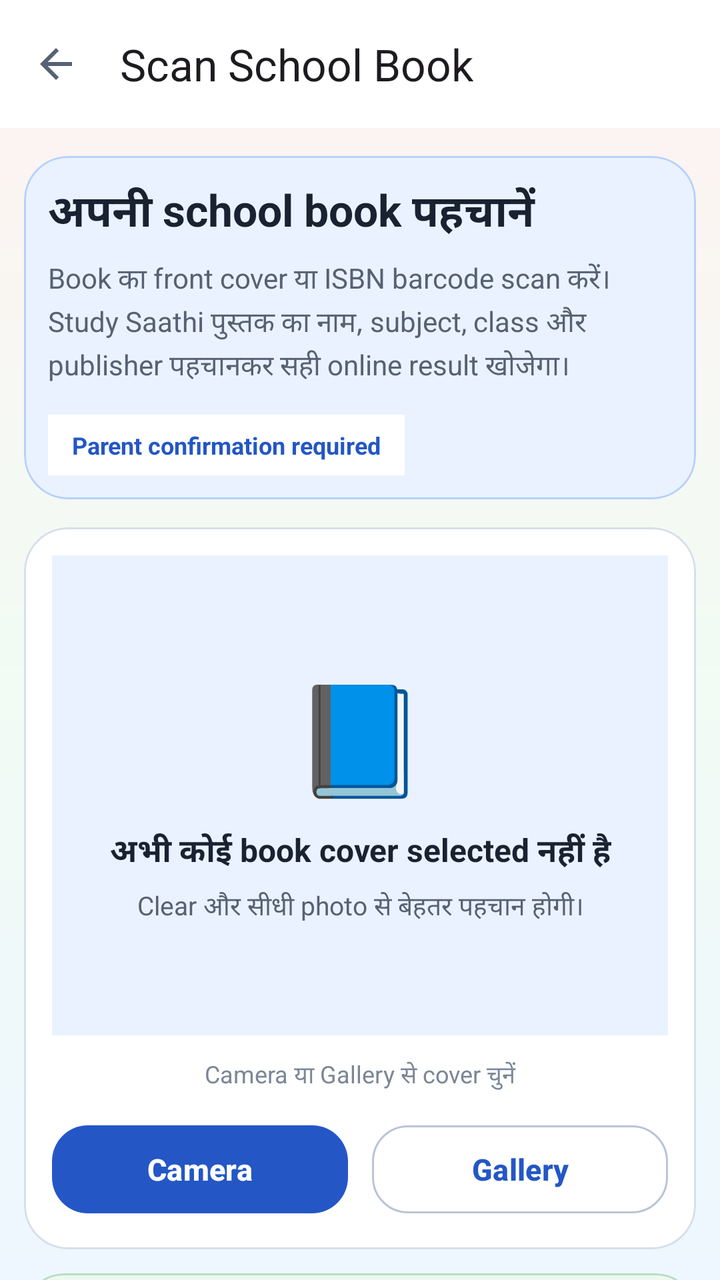
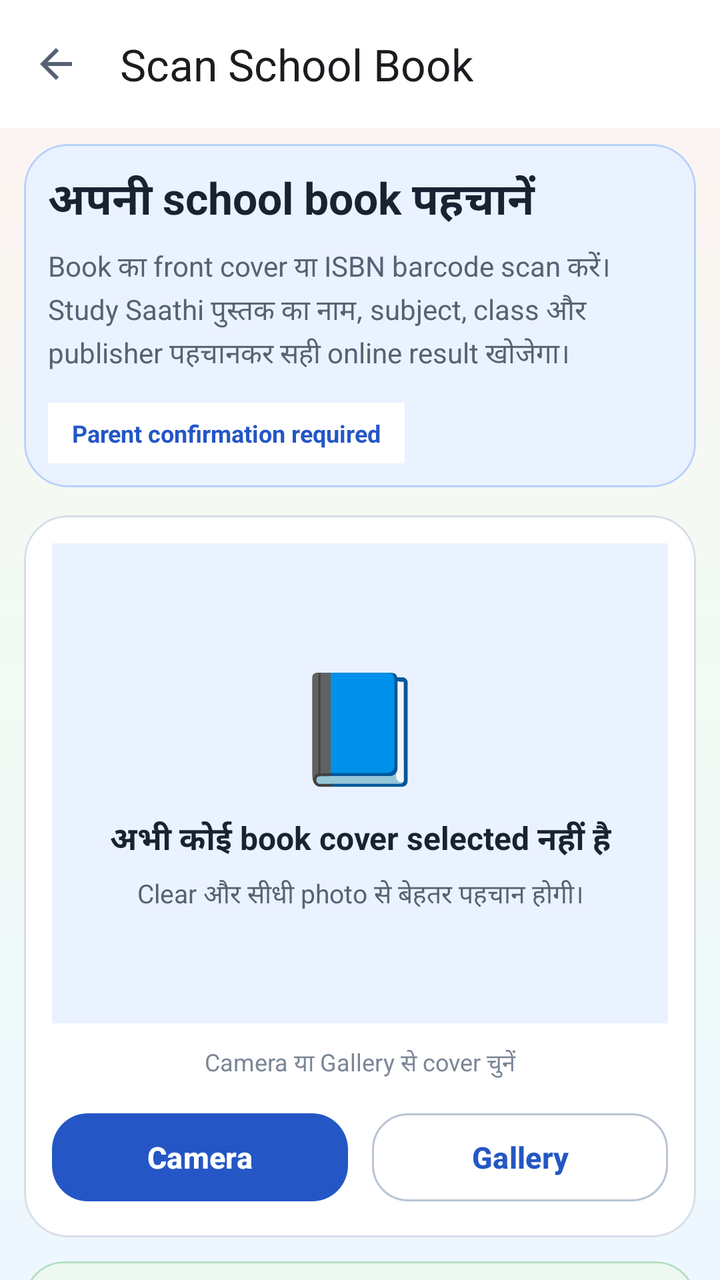

An Android layout rendered at two revisions. The XML below is the earlier revision; the diff shows what the commit changed to produce the second picture.
<!-- AndroidManifest.xml: application theme Theme.StudySaathi -->
<!-- res/layout/activity_book_cover_scan.xml -->
<?xml version="1.0" encoding="utf-8"?>
<androidx.coordinatorlayout.widget.CoordinatorLayout
    xmlns:android="http://schemas.android.com/apk/res/android"
    xmlns:app="http://schemas.android.com/apk/res-auto"
    android:id="@+id/bookCoverScanRoot"
    android:layout_width="match_parent"
    android:layout_height="match_parent"
    android:background="@drawable/bg_app_soft_mix">

    <androidx.core.widget.NestedScrollView
        android:id="@+id/scrollBookCoverScan"
        android:layout_width="match_parent"
        android:layout_height="match_parent"
        android:clipToPadding="false"
        android:fillViewport="true"
        android:overScrollMode="never">

        <LinearLayout
            android:id="@+id/contentBookCoverScan"
            android:layout_width="match_parent"
            android:layout_height="wrap_content"
            android:orientation="vertical"
            android:paddingBottom="12dp">

            <com.google.android.material.appbar.MaterialToolbar
                android:id="@+id/toolbarBookCoverScan"
                android:layout_width="match_parent"
                android:layout_height="?attr/actionBarSize"
                android:background="@color/ss_surface"
                app:navigationIcon="@drawable/ic_arrow_back"
                app:title="Scan School Book"
                app:titleCentered="false" />

            <LinearLayout
                android:layout_width="match_parent"
                android:layout_height="wrap_content"
                android:orientation="vertical"
                android:paddingStart="12dp"
                android:paddingTop="14dp"
                android:paddingEnd="12dp">

                <com.google.android.material.card.MaterialCardView
                    android:layout_width="match_parent"
                    android:layout_height="wrap_content"
                    app:cardBackgroundColor="@color/ss_blue_soft"
                    app:cardCornerRadius="22dp"
                    app:cardElevation="0dp"
                    app:strokeColor="@color/ss_blue_border"
                    app:strokeWidth="1dp">

                    <LinearLayout
                        android:layout_width="match_parent"
                        android:layout_height="wrap_content"
                        android:orientation="vertical"
                        android:padding="12dp">

                        <TextView
                            android:layout_width="match_parent"
                            android:layout_height="wrap_content"
                            android:fontFamily="sans-serif-rounded"
                            android:text="अपनी school book पहचानें"
                            android:textColor="@color/ss_text_primary"
                            android:textSize="22sp"
                            android:textStyle="bold" />

                        <TextView
                            android:layout_width="match_parent"
                            android:layout_height="wrap_content"
                            android:layout_marginTop="7dp"
                            android:lineSpacingExtra="3dp"
                            android:text="Book का front cover या ISBN barcode scan करें। Study Saathi पुस्तक का नाम, subject, class और publisher पहचानकर सही online result खोजेगा।"
                            android:textColor="@color/ss_text_secondary"
                            android:textSize="14sp" />

                        <TextView
                            android:layout_width="wrap_content"
                            android:layout_height="wrap_content"
                            android:layout_marginTop="14dp"
                            android:background="@color/ss_surface"
                            android:paddingStart="12dp"
                            android:paddingTop="7dp"
                            android:paddingEnd="12dp"
                            android:paddingBottom="7dp"
                            android:text="Parent confirmation required"
                            android:textColor="@color/ss_primary"
                            android:textSize="12sp"
                            android:textStyle="bold" />

                    </LinearLayout>

                </com.google.android.material.card.MaterialCardView>

                <com.google.android.material.card.MaterialCardView
                    android:id="@+id/cardBookCoverPreview"
                    android:layout_width="match_parent"
                    android:layout_height="wrap_content"
                    android:layout_marginTop="14dp"
                    app:cardBackgroundColor="@color/ss_surface"
                    app:cardCornerRadius="22dp"
                    app:cardElevation="0dp"
                    app:strokeColor="@color/ss_outline"
                    app:strokeWidth="1dp">

                    <LinearLayout
                        android:layout_width="match_parent"
                        android:layout_height="wrap_content"
                        android:gravity="center"
                        android:orientation="vertical"
                        android:padding="14dp">

                        <FrameLayout
                            android:id="@+id/containerBookCoverPreview"
                            android:layout_width="match_parent"
                            android:layout_height="240dp"
                            android:background="@color/ss_blue_soft">

                            <LinearLayout
                                android:id="@+id/containerBookCoverPlaceholder"
                                android:layout_width="match_parent"
                                android:layout_height="match_parent"
                                android:gravity="center"
                                android:orientation="vertical"
                                android:padding="12dp">

                                <TextView
                                    android:layout_width="wrap_content"
                                    android:layout_height="wrap_content"
                                    android:importantForAccessibility="no"
                                    android:text="📘"
                                    android:textSize="54sp" />

                                <TextView
                                    android:layout_width="match_parent"
                                    android:layout_height="wrap_content"
                                    android:layout_marginTop="10dp"
                                    android:gravity="center"
                                    android:text="अभी कोई book cover selected नहीं है"
                                    android:textColor="@color/ss_text_primary"
                                    android:textSize="16sp"
                                    android:textStyle="bold" />

                                <TextView
                                    android:layout_width="match_parent"
                                    android:layout_height="wrap_content"
                                    android:layout_marginTop="6dp"
                                    android:gravity="center"
                                    android:lineSpacingExtra="2dp"
                                    android:text="Clear और सीधी photo से बेहतर पहचान होगी।"
                                    android:textColor="@color/ss_text_secondary"
                                    android:textSize="13sp" />

                            </LinearLayout>

                            <ImageView
                                android:id="@+id/imageSelectedBookCover"
                                android:layout_width="match_parent"
                                android:layout_height="match_parent"
                                android:adjustViewBounds="true"
                                android:contentDescription="Selected school book cover"
                                android:scaleType="centerCrop"
                                android:visibility="gone" />

                            <com.google.android.material.progressindicator.CircularProgressIndicator
                                android:id="@+id/progressBookCoverImage"
                                android:layout_width="48dp"
                                android:layout_height="48dp"
                                android:layout_gravity="center"
                                android:indeterminate="true"
                                android:visibility="gone"
                                app:indicatorColor="@color/ss_primary" />

                        </FrameLayout>

                        <TextView
                            android:id="@+id/textSelectedImageSource"
                            android:layout_width="match_parent"
                            android:layout_height="wrap_content"
                            android:layout_marginTop="11dp"
                            android:gravity="center"
                            android:text="Camera या Gallery से cover चुनें"
                            android:textColor="@color/ss_text_muted"
                            android:textSize="12sp" />

                        <LinearLayout
                            android:layout_width="match_parent"
                            android:layout_height="wrap_content"
                            android:layout_marginTop="12dp"
                            android:orientation="horizontal">

                            <com.google.android.material.button.MaterialButton
                                android:id="@+id/buttonCaptureBookCover"
                                style="@style/Widget.StudySaathi.Button.Primary"
                                android:layout_width="0dp"
                                android:layout_height="wrap_content"
                                android:layout_marginEnd="6dp"
                                android:layout_weight="1"
                                android:minHeight="52dp"
                                android:text="Camera"
                                android:textAllCaps="false"
                                android:textSize="15sp" />

                            <com.google.android.material.button.MaterialButton
                                android:id="@+id/buttonChooseBookCover"
                                style="@style/Widget.StudySaathi.Button.Outlined"
                                android:layout_width="0dp"
                                android:layout_height="wrap_content"
                                android:layout_marginStart="6dp"
                                android:layout_weight="1"
                                android:minHeight="52dp"
                                android:text="Gallery"
                                android:textAllCaps="false"
                                android:textSize="15sp" />

                        </LinearLayout>

                        <com.google.android.material.button.MaterialButton
                            android:id="@+id/buttonRemoveSelectedBookCover"
                            style="@style/Widget.Material3.Button.TextButton"
                            android:layout_width="match_parent"
                            android:layout_height="wrap_content"
                            android:layout_marginTop="5dp"
                            android:text="Selected image हटाएँ"
                            android:textAllCaps="false"
                            android:textColor="@color/ss_text_secondary"
                            android:visibility="gone" />

                    </LinearLayout>

                </com.google.android.material.card.MaterialCardView>

                <com.google.android.material.card.MaterialCardView
                    android:id="@+id/cardBookScanProgress"
                    android:layout_width="match_parent"
                    android:layout_height="wrap_content"
                    android:layout_marginTop="12dp"
                    android:visibility="gone"
                    app:cardBackgroundColor="@color/ss_teal_soft"
                    app:cardCornerRadius="20dp"
                    app:cardElevation="0dp"
                    app:strokeColor="@color/ss_teal_border"
                    app:strokeWidth="1dp">

                    <LinearLayout
                        android:layout_width="match_parent"
                        android:layout_height="wrap_content"
                        android:orientation="vertical"
                        android:padding="14dp">

                        <TextView
                            android:id="@+id/textBookScanProgressTitle"
                            android:layout_width="match_parent"
                            android:layout_height="wrap_content"
                            android:text="Book cover scan हो रहा है"
                            android:textColor="@color/ss_text_primary"
                            android:textSize="17sp"
                            android:textStyle="bold" />

                        <TextView
                            android:id="@+id/textBookScanProgressDescription"
                            android:layout_width="match_parent"
                            android:layout_height="wrap_content"
                            android:layout_marginTop="6dp"
                            android:lineSpacingExtra="2dp"
                            android:text="कृपया process पूरा होने तक इसी screen पर रहें।"
                            android:textColor="@color/ss_text_secondary"
                            android:textSize="13sp" />

                        <com.google.android.material.progressindicator.LinearProgressIndicator
                            android:id="@+id/progressBookScanDiscovery"
                            android:layout_width="match_parent"
                            android:layout_height="wrap_content"
                            android:layout_marginTop="15dp"
                            android:indeterminate="true"
                            app:indicatorColor="@color/ss_primary"
                            app:trackColor="@color/ss_surface" />

                    </LinearLayout>

                </com.google.android.material.card.MaterialCardView>

                <com.google.android.material.card.MaterialCardView
                    android:id="@+id/cardBookScanTips"
                    android:layout_width="match_parent"
                    android:layout_height="wrap_content"
                    android:layout_marginTop="12dp"
                    app:cardBackgroundColor="@color/ss_green_soft"
                    app:cardCornerRadius="20dp"
                    app:cardElevation="0dp"
                    app:strokeColor="@color/ss_green_border"
                    app:strokeWidth="1dp">

                    <LinearLayout
                        android:layout_width="match_parent"
                        android:layout_height="wrap_content"
                        android:orientation="vertical"
                        android:padding="14dp">

                        <TextView
                            android:layout_width="match_parent"
                            android:layout_height="wrap_content"
                            android:text="बेहतर scan के लिए"
                            android:textColor="@color/ss_text_primary"
                            android:textSize="17sp"
                            android:textStyle="bold" />

                        <TextView
                            android:layout_width="match_parent"
                            android:layout_height="wrap_content"
                            android:layout_marginTop="9dp"
                            android:lineSpacingExtra="3dp"
                            android:text="• पूरा cover photo में रखें&#10;• रोशनी साफ रखें और glare से बचें&#10;• Book title, class और publisher दिखाई देना चाहिए&#10;• ISBN के लिए back cover भी scan किया जा सकेगा"
                            android:textColor="@color/ss_text_secondary"
                            android:textSize="13sp" />

                    </LinearLayout>

                </com.google.android.material.card.MaterialCardView>

                <com.google.android.material.button.MaterialButton
                    android:id="@+id/buttonScanAndFindBook"
                    style="@style/Widget.StudySaathi.Button.Primary"
                    android:layout_width="match_parent"
                    android:layout_height="wrap_content"
                    android:layout_marginTop="12dp"
                    android:enabled="false"
                    android:minHeight="54dp"
                    android:text="Scan करके Book खोजें"
                    android:textAllCaps="false"
                    android:textSize="16sp" />

                <com.google.android.material.button.MaterialButton
                    android:id="@+id/buttonEnterBookManually"
                    style="@style/Widget.StudySaathi.Button.Outlined"
                    android:layout_width="match_parent"
                    android:layout_height="wrap_content"
                    android:layout_marginTop="11dp"
                    android:minHeight="52dp"
                    android:text="Book की जानकारी manually डालें"
                    android:textAllCaps="false"
                    android:textSize="15sp" />

                <TextView
                    android:layout_width="match_parent"
                    android:layout_height="wrap_content"
                    android:layout_marginTop="15dp"
                    android:gravity="center"
                    android:lineSpacingExtra="2dp"
                    android:text="कोई भी online result parent confirmation के बिना subject में add या download नहीं किया जाएगा।"
                    android:textColor="@color/ss_text_muted"
                    android:textSize="11sp" />

            </LinearLayout>

        </LinearLayout>

    </androidx.core.widget.NestedScrollView>

</androidx.coordinatorlayout.widget.CoordinatorLayout>
<!-- resources referenced by this layout -->
<resources>
  <color name="ss_blue_border">#B8D1FA</color>
  <color name="ss_blue_soft">#EAF2FF</color>
  <color name="ss_green_border">#B7DEC2</color>
  <color name="ss_green_soft">#ECF8F0</color>
  <color name="ss_outline">#D6DEE9</color>
  <color name="ss_primary">#2457C5</color>
  <color name="ss_surface">#FFFFFF</color>
  <color name="ss_teal_border">#B4DCDC</color>
  <color name="ss_teal_soft">#EAF8F8</color>
  <color name="ss_text_muted">#7B8797</color>
  <color name="ss_text_primary">#182230</color>
  <color name="ss_text_secondary">#566273</color>
  <!-- drawable bg_app_soft_mix (drawable) -->
  <?xml version="1.0" encoding="utf-8"?>
  <shape xmlns:android="http://schemas.android.com/apk/res/android"
      android:shape="rectangle">
  
      <gradient
          android:angle="270"
          android:centerColor="#F2FBF3"
          android:endColor="#EEF7FF"
          android:startColor="#FFF2F2"
          android:type="linear" />
  
  </shape>
  <!-- drawable ic_arrow_back (drawable) -->
  <?xml version="1.0" encoding="utf-8"?>
  <vector xmlns:android="http://schemas.android.com/apk/res/android"
      android:width="24dp"
      android:height="24dp"
      android:viewportWidth="24"
      android:viewportHeight="24">
  
      <path
          android:fillColor="?attr/colorControlNormal"
          android:pathData="M20,11H7.83l5.59,-5.59L12,4l-8,8 8,8 1.42,-1.41L7.83,13H20v-2z" />
  
  </vector>
  <style name="Widget.StudySaathi.Button.Outlined" parent="Widget.Material3.Button.OutlinedButton">
          <item name="cornerRadius">18dp</item>
          <item name="android:minHeight">56dp</item>
          <item name="android:textStyle">bold</item>
          <item name="strokeColor">@color/ss_outline_strong</item>
          <item name="android:textColor">@color/ss_primary</item>
      </style>
  <style name="Widget.StudySaathi.Button.Primary" parent="Widget.Material3.Button">
          <item name="cornerRadius">18dp</item>
          <item name="android:minHeight">56dp</item>
          <item name="android:textStyle">bold</item>
          <item name="backgroundTint">@color/ss_primary</item>
          <item name="android:textColor">@color/ss_on_primary</item>
      </style>
  <color name="ss_outline_strong">#B9C5D5</color>
  <color name="ss_on_primary">#FFFFFF</color>
  <color name="ss_primary_dark">#173F99</color>
  <color name="ss_secondary">#087F8C</color>
  <color name="ss_on_secondary">#FFFFFF</color>
  <color name="ss_tertiary">#8A5A00</color>
  <color name="ss_on_tertiary">#FFFFFF</color>
  <color name="ss_yellow_soft">#FFF8E8</color>
  <color name="ss_background">#F7F9FC</color>
  <color name="ss_surface_soft">#F0F4FA</color>
  <color name="ss_error">#BA1A1A</color>
  <color name="white">#FFFFFFFF</color>
  <color name="ss_red_soft">#FFF0F0</color>
  <!-- unchanged entries left out for length: 1 -->
</resources>

<!-- the commit's change to res/layout/activity_book_cover_scan.xml (unified diff, before → after) -->
@@ -36,7 +36,7 @@
                 android:layout_height="wrap_content"
                 android:orientation="vertical"
                 android:paddingStart="12dp"
-                android:paddingTop="14dp"
+                android:paddingTop="8dp"
                 android:paddingEnd="12dp">
 
                 <com.google.android.material.card.MaterialCardView
